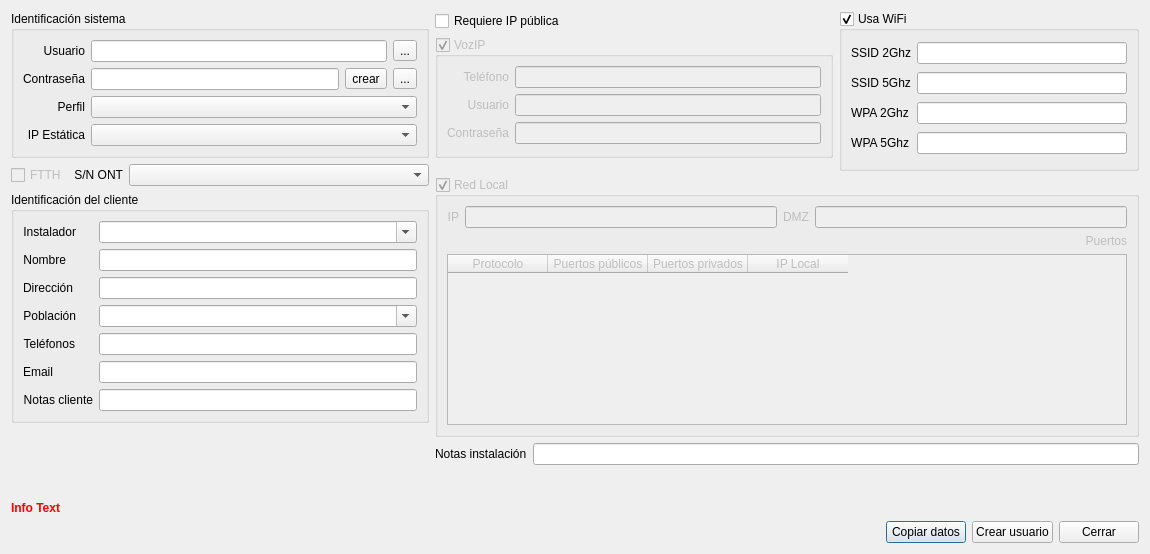
This is Dialogs/DlgPPPUser.ui in silderan/QMikPPPManager as Qt 5 draws it before an edit. The edited form follows.
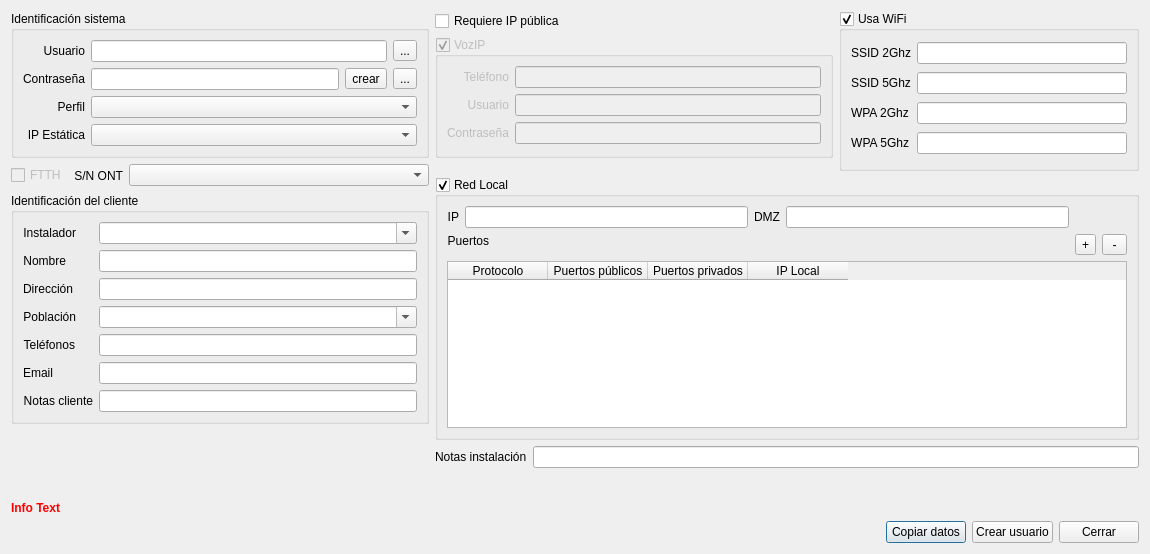
This is the edited form. Icons and pictures are not drawn. Custom widgets are drawn as their Qt base class.

Patch:
```diff
--- a/Dialogs/DlgPPPUser.ui
+++ b/Dialogs/DlgPPPUser.ui
@@ -32,9 +32,6 @@
    </item>
    <item row="3" column="3" rowspan="3" colspan="3">
     <widget class="QGroupBox" name="lanGroupBox">
-     <property name="enabled">
-      <bool>false</bool>
-     </property>
      <property name="title">
       <string>Red Local</string>
      </property>
@@ -42,13 +39,10 @@
       <bool>true</bool>
      </property>
      <layout class="QGridLayout" name="gridLayout_6">
-      <item row="0" column="2">
-       <widget class="QLabel" name="label_20">
+      <item row="1" column="5">
+       <widget class="QToolButton" name="delPortButton">
         <property name="text">
-         <string>DMZ</string>
-        </property>
-        <property name="alignment">
-         <set>Qt::AlignRight|Qt::AlignTrailing|Qt::AlignVCenter</set>
+         <string> - </string>
         </property>
        </widget>
       </item>
@@ -68,8 +62,8 @@
       <item row="0" column="3">
        <widget class="QLineEdit" name="lanDMZLineEdit"/>
       </item>
-      <item row="2" column="0" colspan="4">
-       <widget class="QTableWidget" name="lanPortsTableWidget">
+      <item row="2" column="0" colspan="6">
+       <widget class="QPortForwardTableWidget" name="lanPortsTableWidget">
         <property name="sizePolicy">
          <sizepolicy hsizetype="Expanding" vsizetype="Expanding">
           <horstretch>0</horstretch>
@@ -98,8 +92,24 @@
         </column>
        </widget>
       </item>
+      <item row="0" column="2">
+       <widget class="QLabel" name="label_20">
+        <property name="text">
+         <string>DMZ</string>
+        </property>
+        <property name="alignment">
+         <set>Qt::AlignRight|Qt::AlignTrailing|Qt::AlignVCenter</set>
+        </property>
+       </widget>
+      </item>
       <item row="1" column="0" colspan="4">
        <widget class="QLabel" name="label_19">
+        <property name="sizePolicy">
+         <sizepolicy hsizetype="Fixed" vsizetype="Preferred">
+          <horstretch>0</horstretch>
+          <verstretch>0</verstretch>
+         </sizepolicy>
+        </property>
         <property name="text">
          <string>Puertos</string>
         </property>
@@ -108,6 +118,13 @@
         </property>
        </widget>
       </item>
+      <item row="1" column="4">
+       <widget class="QToolButton" name="addPortButton">
+        <property name="text">
+         <string>+</string>
+        </property>
+       </widget>
+      </item>
      </layout>
     </widget>
    </item>
@@ -739,6 +756,11 @@
    <extends>QComboBox</extends>
    <header>Widgets/QFancyComboBox.h</header>
   </customwidget>
+  <customwidget>
+   <class>QPortForwardTableWidget</class>
+   <extends>QTableWidget</extends>
+   <header>Widgets/QPortForwardTableWidget.h</header>
+  </customwidget>
  </customwidgets>
  <resources>
   <include location="../iconos.qrc"/>
```
